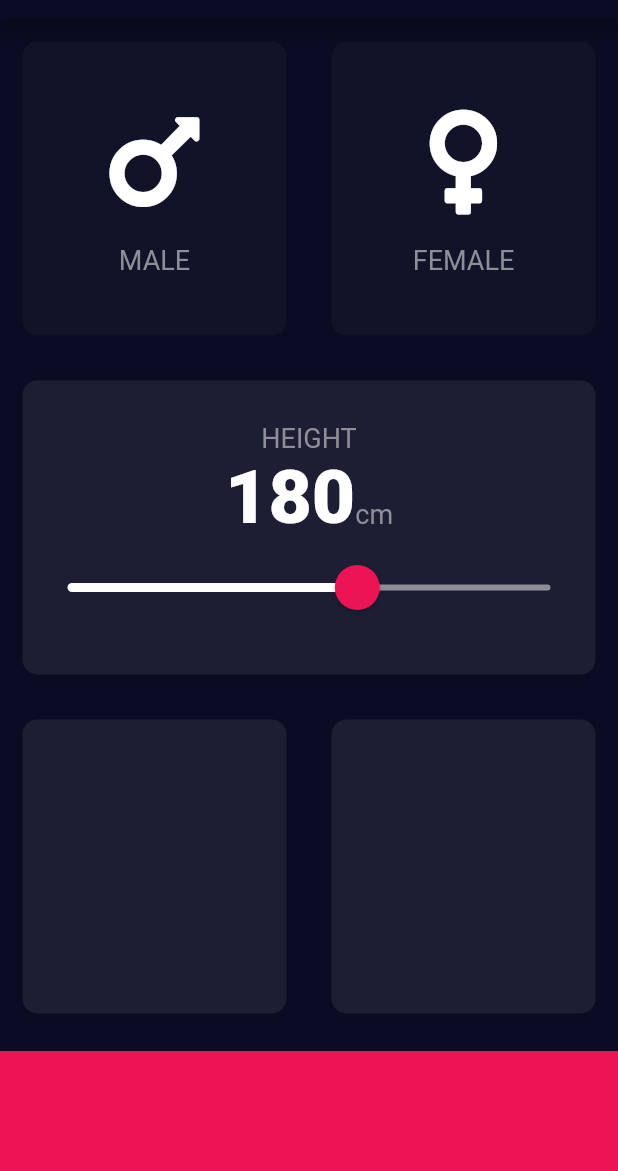
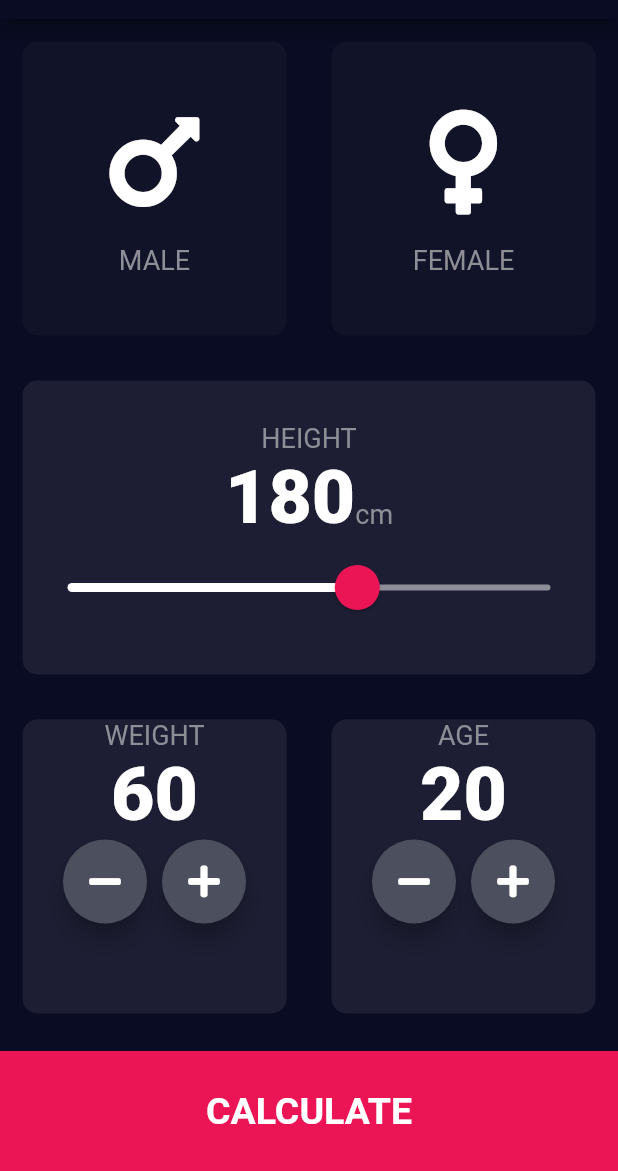
Before and after one commit to shubhrajyotidey305/bmi-calculator, a Flutter app: the screen it shows after launch, on a phone screen of 412 x 824 dp, the part 65-1236 px from its top. Run offline on Flutter 3.47's test engine with Material 2 defaults, Android fonts, the phone set to English and light mode, and no system bars; our stand-ins replace font_awesome_flutter.

Commit message:
first version of the app

```diff
--- /dev/null
+++ b/lib/calculator_brain.dart
@@ -0,0 +1,35 @@
+import 'dart:math';
+
+class Calculator {
+  final int height;
+  final int weight;
+
+  Calculator({required this.weight, required this.height});
+
+  double _bmi = 0.0;
+
+  String calculateBMI() {
+    _bmi = weight / (pow(height / 100, 2));
+    return _bmi.toStringAsFixed(1);
+  }
+
+  String getResult() {
+    if (_bmi >= 25) {
+      return 'Overweight';
+    } else if (_bmi > 18.5) {
+      return 'Normal';
+    } else {
+      return 'Underweight';
+    }
+  }
+
+  String getInterpretation() {
+    if (_bmi >= 25) {
+      return 'You have a higher than normal body weight. Try to exercise more!';
+    } else if (_bmi > 18.5) {
+      return 'You have a normal body weight. Good job!';
+    } else {
+      return 'You have a lower than normal body weight. You can eat a little bit more!';
+    }
+  }
+}
--- /dev/null
+++ b/lib/components/bottom_button.dart
@@ -0,0 +1,28 @@
+import 'package:flutter/material.dart';
+import '../constants.dart';
+
+class BottomButton extends StatelessWidget {
+  final String buttonText;
+  final void Function() onTap;
+  const BottomButton({Key? key, required this.buttonText, required this.onTap})
+      : super(key: key);
+
+  @override
+  Widget build(BuildContext context) {
+    return GestureDetector(
+      onTap: onTap,
+      child: Container(
+        child: Center(
+          child: Text(
+            buttonText,
+            style: kLargeButtonTextStyle,
+          ),
+        ),
+        color: kBottomContainerColor,
+        margin: const EdgeInsets.only(top: 10.0),
+        width: double.infinity,
+        height: kBottomContainerHeight,
+      ),
+    );
+  }
+}
--- a/lib/icon_content.dart
+++ b/lib/components/icon_content.dart
@@ -1,5 +1,5 @@
 import 'package:flutter/material.dart';
-import 'constants.dart';
+import '../constants.dart';
 
 class GenderCard extends StatelessWidget {
   final IconData? icon;
--- /dev/null
+++ b/lib/components/round_icon_button.dart
@@ -0,0 +1,22 @@
+import 'package:flutter/material.dart';
+
+class RoundIconButton extends StatelessWidget {
+  final IconData? icon;
+  final void Function()? onPress;
+  const RoundIconButton({Key? key, this.icon, this.onPress}) : super(key: key);
+
+  @override
+  Widget build(BuildContext context) {
+    return RawMaterialButton(
+      child: Icon(icon),
+      shape: const CircleBorder(),
+      fillColor: const Color(0xFF4C4F5E),
+      elevation: 6.0,
+      constraints: const BoxConstraints.tightFor(
+        width: 56.0,
+        height: 56.0,
+      ),
+      onPressed: onPress,
+    );
+  }
+}
--- a/lib/main.dart
+++ b/lib/main.dart
@@ -1,5 +1,5 @@
 import 'package:flutter/material.dart';
-import 'input_page.dart';
+import 'screens/input_page.dart';
 
 void main() => runApp(const BMICalculator());
 
--- a/lib/input_page.dart
+++ b/lib/screens/input_page.dart
@@ -1,8 +1,12 @@
 import 'package:flutter/material.dart';
 import 'package:font_awesome_flutter/font_awesome_flutter.dart';
-import 'icon_content.dart';
-import 'reusable_card.dart';
-import 'constants.dart';
+import '../components/icon_content.dart';
+import '../components/reusable_card.dart';
+import '../constants.dart';
+import '../screens/result_page.dart';
+import '../components/bottom_button.dart';
+import '../components/round_icon_button.dart';
+import 'package:bmi_calculator/calculator_brain.dart';
 
 enum GenderType { male, female }
 
@@ -16,6 +20,8 @@ class InputPage extends StatefulWidget {
 class _InputPageState extends State<InputPage> {
   GenderType? selectedGender;
   int height = 180;
+  int weight = 60;
+  int age = 20;
 
   @override
   Widget build(BuildContext context) {
@@ -118,22 +124,108 @@ class _InputPageState extends State<InputPage> {
             ),
             Expanded(
               child: Row(
-                children: const [
+                children: [
                   Expanded(
-                    child: ReuseableCard(colour: kActiveCardColor),
+                    child: ReuseableCard(
+                      colour: kActiveCardColor,
+                      cardChild: Column(
+                        children: [
+                          const Text(
+                            'WEIGHT',
+                            style: kLabelStyle,
+                          ),
+                          Text(
+                            weight.toString(),
+                            style: kNumberSize,
+                          ),
+                          Row(
+                            mainAxisAlignment: MainAxisAlignment.center,
+                            children: [
+                              RoundIconButton(
+                                icon: FontAwesomeIcons.minus,
+                                onPress: () {
+                                  setState(() {
+                                    weight--;
+                                  });
+                                },
+                              ),
+                              const SizedBox(
+                                width: 10.0,
+                              ),
+                              RoundIconButton(
+                                icon: FontAwesomeIcons.plus,
+                                onPress: () {
+                                  setState(() {
+                                    weight++;
+                                  });
+                                },
+                              ),
+                            ],
+                          ),
+                        ],
+                      ),
+                    ),
                   ),
                   Expanded(
-                    child: ReuseableCard(colour: kActiveCardColor),
+                    child: ReuseableCard(
+                      colour: kActiveCardColor,
+                      cardChild: Column(
+                        children: [
+                          const Text(
+                            'AGE',
+                            style: kLabelStyle,
+                          ),
+                          Text(
+                            age.toString(),
+                            style: kNumberSize,
+                          ),
+                          Row(
+                            mainAxisAlignment: MainAxisAlignment.center,
+                            children: [
+                              RoundIconButton(
+                                icon: FontAwesomeIcons.minus,
+                                onPress: () {
+                                  setState(() {
+                                    age--;
+                                  });
+                                },
+                              ),
+                              const SizedBox(
+                                width: 10.0,
+                              ),
+                              RoundIconButton(
+                                icon: FontAwesomeIcons.plus,
+                                onPress: () {
+                                  setState(() {
+                                    age++;
+                                  });
+                                },
+                              ),
+                            ],
+                          ),
+                        ],
+                      ),
+                    ),
                   ),
                 ],
               ),
             ),
-            Container(
-              color: kBottomContainerColor,
-              margin: const EdgeInsets.only(top: 10.0),
-              width: double.infinity,
-              height: kBottomContainerHeight,
-            )
+            BottomButton(
+              buttonText: 'CALCULATE',
+              onTap: () {
+                Calculator calc = Calculator(weight: weight, height: height);
+                Navigator.push(
+                  context,
+                  MaterialPageRoute(
+                    builder: (context) => Result(
+                      bmi: calc.calculateBMI(),
+                      resultText: calc.getResult(),
+                      feedbackText: calc.getInterpretation(),
+                    ),
+                  ),
+                );
+              },
+            ),
           ],
         ),
       ),
```
Also changed, not shown: lib/constants.dart (+21 -0 lines), lib/screens/result_page.dart (added, +73 -0 lines), lib/components/reusable_card.dart (renamed from lib/reusable_card.dart), 1 other file.
